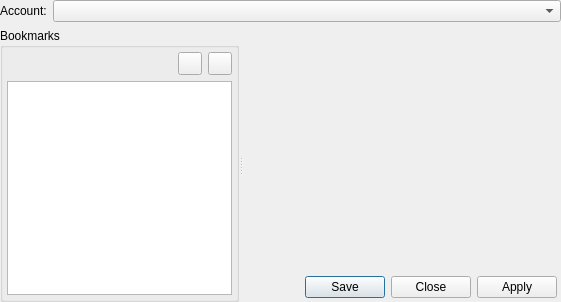
euroelessar/qutim, file core/src/corelayers/joinchatdialog/joinchatdialog.ui: the form before one commit.
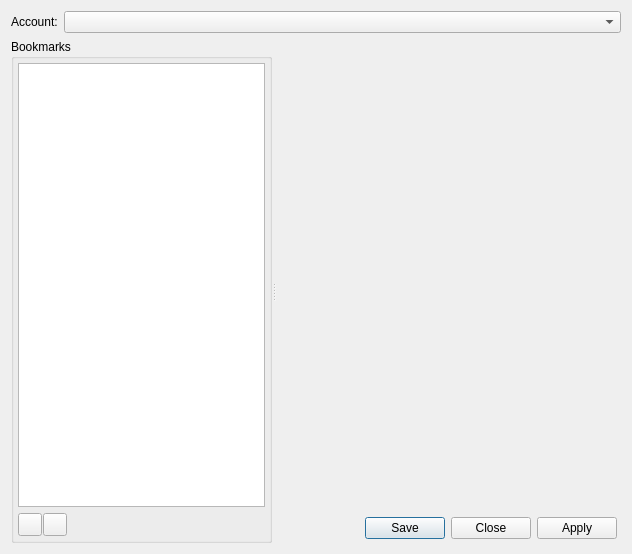
The form after the commit.

```diff
--- a/core/src/corelayers/joinchatdialog/joinchatdialog.ui
+++ b/core/src/corelayers/joinchatdialog/joinchatdialog.ui
@@ -9,27 +9,22 @@
    <rect>
     <x>0</x>
     <y>0</y>
-    <width>561</width>
-    <height>302</height>
+    <width>632</width>
+    <height>554</height>
    </rect>
   </property>
   <property name="windowTitle">
    <string>Join groupchat</string>
   </property>
-  <layout class="QVBoxLayout" name="verticalLayout">
-   <property name="margin">
-    <number>0</number>
-   </property>
-   <item>
-    <layout class="QHBoxLayout" name="horizontalLayout_7">
-     <item>
+  <layout class="QGridLayout" name="gridLayout">
+   <item row="0" column="0">
       <widget class="QLabel" name="label_2">
        <property name="text">
         <string>Account:</string>
        </property>
       </widget>
      </item>
-     <item>
+   <item row="0" column="1">
       <widget class="QComboBox" name="accountBox">
        <property name="sizePolicy">
         <sizepolicy hsizetype="Expanding" vsizetype="Fixed">
@@ -39,9 +34,7 @@
        </property>
       </widget>
      </item>
-    </layout>
-   </item>
-   <item>
+   <item row="1" column="0" colspan="2">
     <widget class="QSplitter" name="splitter">
      <property name="orientation">
       <enum>Qt::Horizontal</enum>
@@ -57,8 +50,20 @@
        <property name="margin">
         <number>4</number>
        </property>
+       <item>
+        <widget class="QListWidget" name="conferenceListWidget"/>
+       </item>
        <item>
         <layout class="QHBoxLayout" name="horizontalLayout">
+         <property name="spacing">
+          <number>1</number>
+         </property>
+         <item>
+          <widget class="QToolButton" name="addConferenceButton"/>
+         </item>
+         <item>
+          <widget class="QToolButton" name="removeConferenceButton"/>
+         </item>
          <item>
           <spacer name="horizontalSpacer_2">
            <property name="orientation">
@@ -72,17 +77,8 @@
            </property>
           </spacer>
          </item>
-         <item>
-          <widget class="QToolButton" name="addConferenceButton"/>
-         </item>
-         <item>
-          <widget class="QToolButton" name="removeConferenceButton"/>
-         </item>
         </layout>
        </item>
-       <item>
-        <widget class="QListWidget" name="conferenceListWidget"/>
-       </item>
       </layout>
      </widget>
      <widget class="QStackedWidget" name="stackedWidget">
```
Lines whose indentation alone changed are shown as unchanged.
